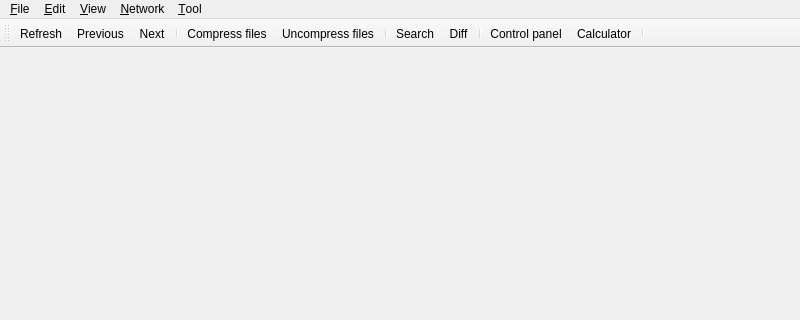
Above: mainwindow.ui from flysnow010/flyscp before the change; both pictures show x 0 to 800 and y 0 to 320 of the 800 by 600 pixel window. Below: the same form after it.
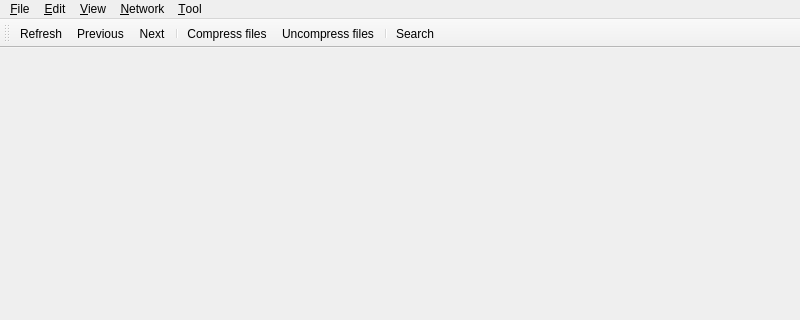
That is the form after the change. Icons and pictures are not drawn.

Commit message: update Diff ToolButton

Patch:
```diff
--- a/mainwindow.ui
+++ b/mainwindow.ui
@@ -105,11 +105,6 @@
    <addaction name="actionUncompress"/>
    <addaction name="separator"/>
    <addaction name="actionSearch"/>
-   <addaction name="actionDiff"/>
-   <addaction name="separator"/>
-   <addaction name="actionControlPanel"/>
-   <addaction name="actionCalc"/>
-   <addaction name="separator"/>
   </widget>
   <action name="actionConnect">
    <property name="icon">
@@ -305,18 +300,6 @@
     <string>Search file and folder</string>
    </property>
   </action>
-  <action name="actionDiff">
-   <property name="icon">
-    <iconset resource="FlyScp.qrc">
-     <normaloff>:/image/diff.png</normaloff>:/image/diff.png</iconset>
-   </property>
-   <property name="text">
-    <string>Diff</string>
-   </property>
-   <property name="statusTip">
-    <string>Diff tow folders</string>
-   </property>
-  </action>
   <action name="actionCompress">
    <property name="icon">
     <iconset resource="FlyScp.qrc">
```
Left out of the diff: 2 changed lines with no effect on the pictures. The commit also changes 4 other files.
